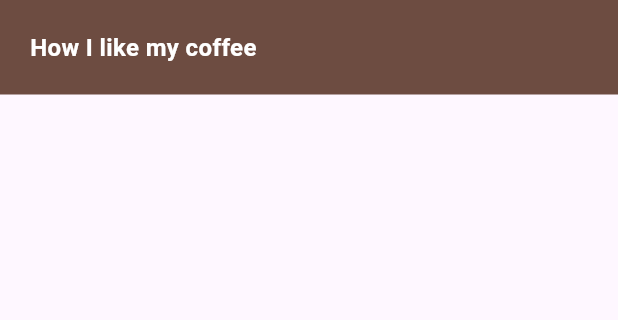
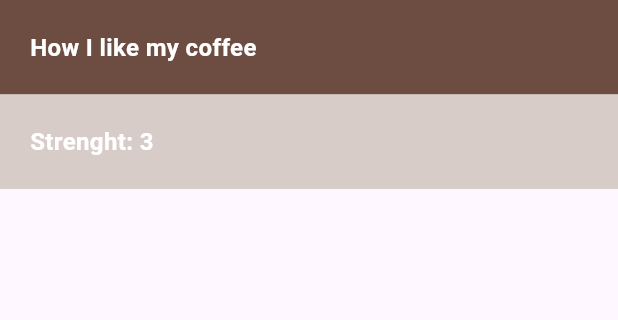
Before and after one commit to IsmailMuhammed2019/coffee_shop, a Flutter app: the screen it shows after launch, on a phone screen of 412 x 824 dp, the part 84-404 px from its top. Run offline on Flutter 3.47's test engine with Material 3 defaults, Android fonts, the phone set to English and light mode, and no system bars; missing offline and left inert: dart:ffi.

Commit message:
update text component

```diff
--- a/lib/home.dart
+++ b/lib/home.dart
@@ -1,6 +1,7 @@
 import 'dart:ffi';
 import 'dart:ui';
 
+import 'package:coffee_shop/coffee_prefe.dart';
 import 'package:coffee_shop/styled_body_text.dart';
 import 'package:flutter/material.dart';
 import 'package:flutter/widgets.dart';
@@ -23,6 +24,11 @@ class _HomeState extends State<Home> {
           padding: const EdgeInsets.all(20),
           child: const StyledBodyText("How I like my coffee"),
         ),
+        Container(
+          color: Colors.brown.shade100,
+          padding: const EdgeInsets.all(20),
+          child: const CoffeePrefe(),
+        ),
       ],
     );
   }
```
